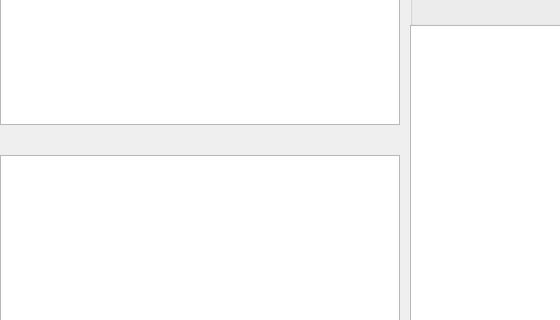
Qt form mainwindow.ui (ziho719/HMS) before a commit; both pictures show x 0 to 560 and y 144 to 464 of the 1050 by 750 pixel window.
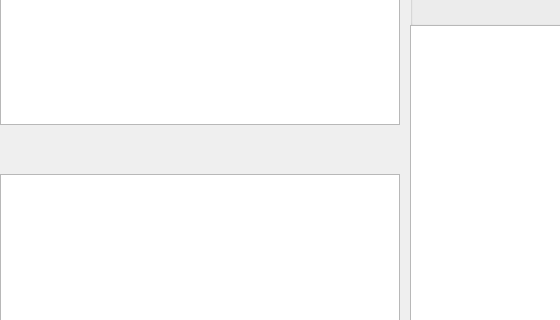
The same form after that commit.

```diff
--- a/mainwindow.ui
+++ b/mainwindow.ui
@@ -32,12 +32,34 @@
      <property name="geometry">
       <rect>
        <x>0</x>
-       <y>30</y>
+       <y>49</y>
        <width>400</width>
-       <height>420</height>
+       <height>401</height>
       </rect>
      </property>
     </widget>
+    <widget class="QLabel" name="label_whatitis">
+     <property name="geometry">
+      <rect>
+       <x>0</x>
+       <y>20</y>
+       <width>151</width>
+       <height>31</height>
+      </rect>
+     </property>
+     <property name="font">
+      <font>
+       <family>微软雅黑</family>
+       <pointsize>12</pointsize>
+      </font>
+     </property>
+     <property name="autoFillBackground">
+      <bool>false</bool>
+     </property>
+     <property name="text">
+      <string/>
+     </property>
+    </widget>
    </widget>
    <widget class="QGroupBox" name="functionGroup">
     <property name="geometry">
```
Left out of the diff: 5 changed lines with no effect on the pictures.
